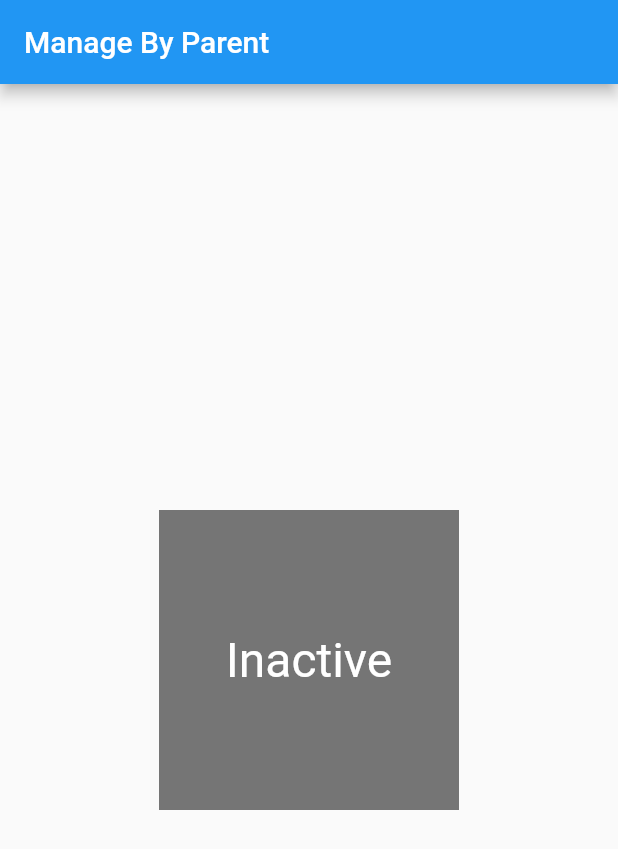
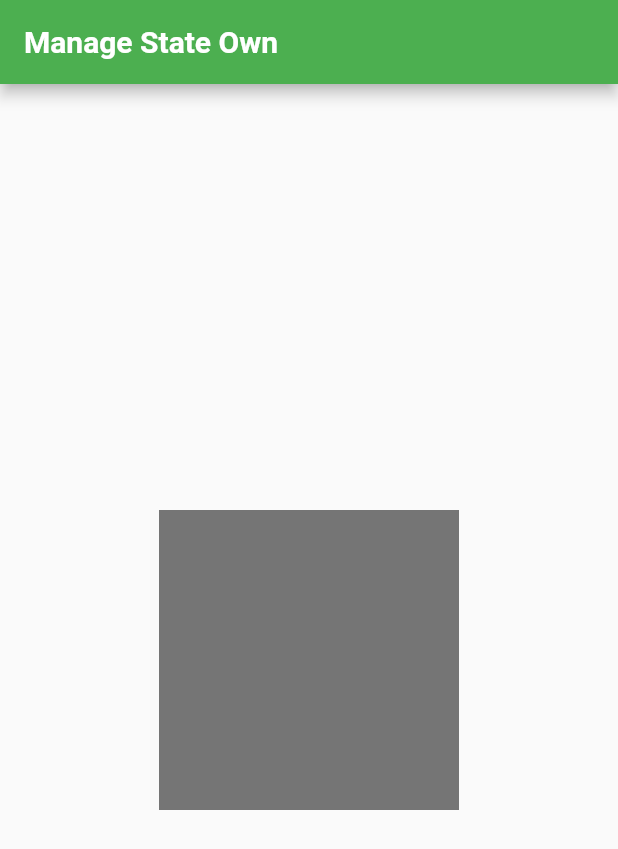
Before and after one commit to zhoupengzu/ZPZFlutterPractice, a Flutter app: the screen it shows after launch, on a phone screen of 412 x 824 dp. Shown: the top 849 px of the screen. Run offline on Flutter 3.47's test engine with Material 2 defaults, Android fonts, the phone set to English and light mode, and no system bars.

Commit message:
混合管理State

```diff
--- a/interact_app/lib/main.dart
+++ b/interact_app/lib/main.dart
@@ -2,6 +2,7 @@ import 'package:flutter/material.dart';
 import 'favorite_widget.dart';
 import 'manage_state_own.dart';
 import 'manage_state_parent.dart';
+import 'manage_state_mix_and_match.dart';
 
 void main() => runApp(new MyApp());
 
@@ -11,7 +12,8 @@ class MyApp extends StatelessWidget {
     // TODO: implement build
 //    return new _MyHomeWidget();
 //  return ManageStateOwn.createManageStateOwn();
-  return ManageStateParent.createParentMangeState();
+//  return ManageStateParent.createParentMangeState();
+  return ManageStateMixMatch.createMixMatchState();
   }
 }
 
--- /dev/null
+++ b/interact_app/lib/manage_state_mix_and_match.dart
@@ -0,0 +1,101 @@
+import 'package:flutter/material.dart';
+import 'package:flutter/foundation.dart';
+
+class ManageStateMixMatch {
+  static createMixMatchState() {
+    return new MaterialApp(
+      home: new Scaffold(
+        appBar: new AppBar(
+          backgroundColor: Colors.green,
+          title: new Text(
+            "Manage State Own",
+            style:
+            new TextStyle(color: Colors.white, fontWeight: FontWeight.bold),
+          ),
+        ),
+        body: new Center(
+          child: new _ParentWidget(),
+        ),
+      ),
+    );
+  }
+}
+
+class _ParentWidget extends StatefulWidget {
+  bool active = false;
+  @override
+  State<StatefulWidget> createState() => new _ParentWidgetState();
+}
+
+class _ParentWidgetState extends State<_ParentWidget> {
+
+  void _handleTapboxChanged(bool newValue) {
+    setState(() {
+      widget.active = newValue;
+    });
+  }
+
+  @override
+  Widget build(BuildContext context) {
+    // TODO: implement build
+    return new Container(
+      child: new TapboxC(onChanged: _handleTapboxChanged, active: widget.active),
+        );
+  }
+}
+
+class TapboxC extends StatefulWidget {
+  final bool _active;
+  bool _highlight = false;
+  final ValueChanged<bool> onChanged;
+  TapboxC({Key key, bool active, @required this.onChanged})
+      :this._active = active, super(key: key) { }
+  @override
+  State<StatefulWidget> createState() => new _TapboxCState();
+}
+
+class _TapboxCState extends State<TapboxC> {
+
+  void _handleTap() {
+    widget.onChanged(!widget._active);
+  }
+
+  void _handleTapDown(TapDownDetails details) {
+    setState((){
+      widget._highlight = true;
+    });
+  }
+
+  void _handleTapUp(TapUpDetails details) {
+    setState((){
+      widget._highlight = false;
+    });
+  }
+
+  void _handleTapCancel(){
+    setState((){
+      widget._highlight = false;
+    });
+  }
+
+  @override
+  Widget build(BuildContext context) {
+    // TODO: implement build
+    return new GestureDetector(
+      onTap: _handleTap,
+      onTapDown: _handleTapDown,
+      onTapUp: _handleTapUp,
+      onTapCancel: _handleTapCancel,
+      child: new Container(
+        width: 200.0,
+        height: 200.0,
+        decoration: new BoxDecoration(
+          color: widget._active ? Colors.lightGreen[700] : Colors.grey[600],
+          border: widget._highlight
+              ? new Border.all(color: Colors.teal[700], width: 10.0)
+              : null,
+        ),
+      ),
+    );
+  }
+}
```
Also changed, not shown: 1 other file.
